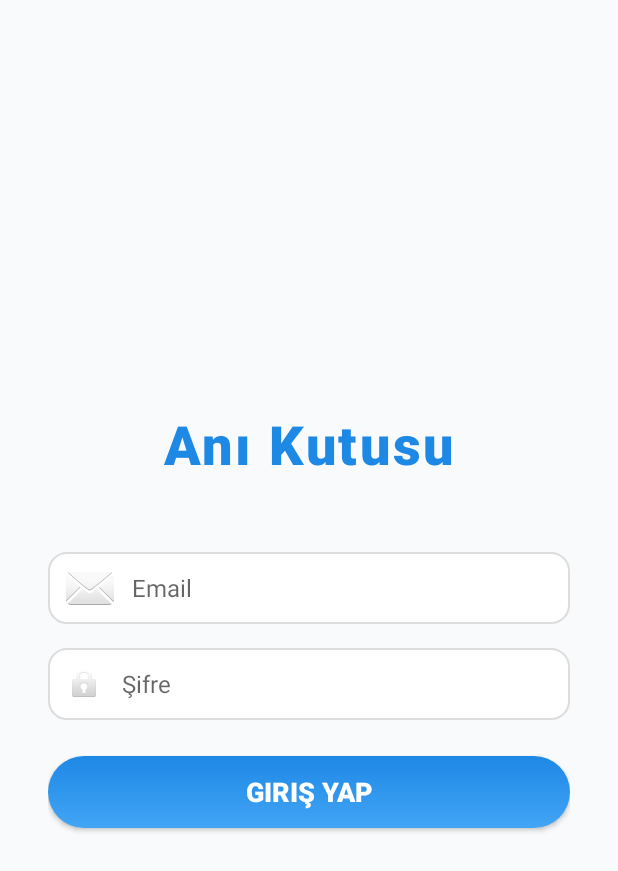
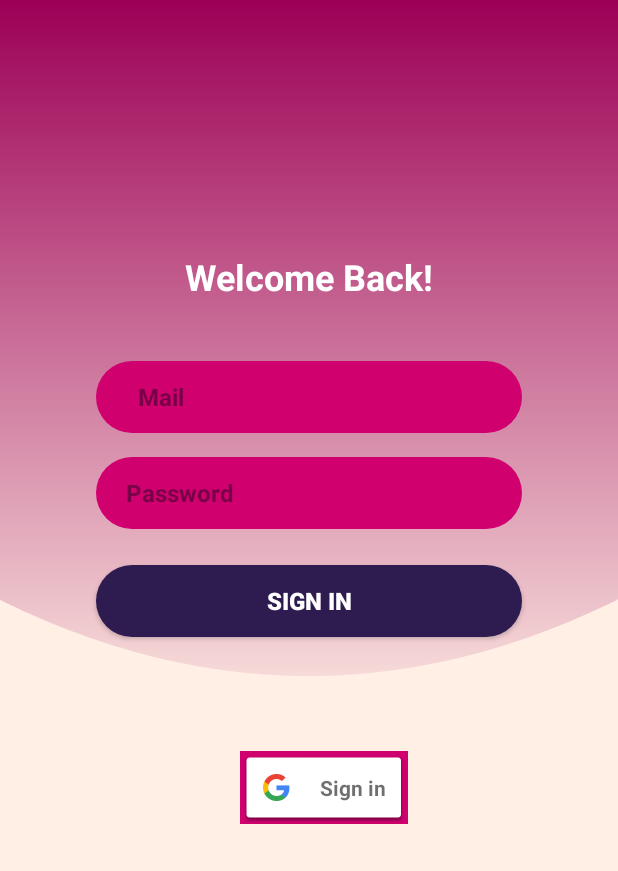
Before and after one commit to enessozgu/MemoryBox-Kotlin, an Android app built with Jetpack Compose: the screen it shows after launch (MainActivity), after a tap on "Hesabın var mı? Giriş yap", on a phone screen of 412 x 824 dp. Shown: the top 871 px of the screen. Run offline under Robolectric (Android 15) with nearby library versions, the phone set to English and light mode, and no system bars; our stand-ins replace Firebase (no records; nobody signed in at launch, a user with empty details on screens opened directly).

Commit message:
feat: Integrate Google Sign-In and update login UI
This commit introduces Google Sign-In functionality to the login process and revamps the UI of the login and registration screens.

Key changes:

**Google Sign-In:**
- Added `GoogleSignInButton` to `fragment_login.xml`.
- Implemented logic in `LoginFragment.kt` to handle Google Sign-In flow:
    - Initialized `GoogleSignInClient` with `GoogleSignInOptions`.
    - Launched Google Sign-In intent using `registerForActivityResult`.
    - Authenticated with Firebase using `GoogleAuthProvider` credentials upon successful Google Sign-In.
    - Navigated to `HomeMapFragment` on successful Firebase authentication.
    - Displayed Toast messages for success, failure, or cancellation of the Google Sign-In process.

**UI Updates:**
- **Login Screen (`fragment_login.xml`):**
    - Changed root layout to `ConstraintLayout`.
    - Added a background image (`vector_background.xml`).
    - Updated text and styling for the title, email, and password fields.
    - Applied new background drawables (`bg_input_field.xml`, `btn_signin_background.xml`) for input fields and the sign-in button.
    - Repositioned and restyled elements using `ConstraintLayout`.
- **Registration Screen (`fragment_register.xml`):**
    - Updated the background to use `vector_background.xml`.
- **Colors (`colors.xml`):**
    - Added a new color `res` (`#D0006F`).
- **Drawables:**
    - Added new drawable resources for UI elements: `vector_background.xml`, `bg_input_field.xml`, `btn_signin_background.xml`.
    - Added placeholder image files: `fassr.png`, `figma.png`, `loginscreen.png`, `saer.png`.

**Audio Playback Improvement:**
- In `MemoryAdapter.kt`:
    - Changed `mediaPlayer.prepare()` to `mediaPlayer.prepareAsync()` for smoother audio playback initiation.
    - Added `setOnPreparedListener` to start playback and show a toast when the media is ready.
    - Added `setOnCompletionListener` to release the `MediaPlayer` and reset state when audio finishes.
    - Added error handling with a try-catch block around media player setup and playback to show a toast message if playback fails.

```diff
--- a/app/src/main/java/com/example/anikutusu/LoginFragment.kt
+++ b/app/src/main/java/com/example/anikutusu/LoginFragment.kt
@@ -6,21 +6,47 @@ import android.view.LayoutInflater
 import android.view.View
 import android.view.ViewGroup
 import android.widget.Toast
+import androidx.activity.result.contract.ActivityResultContracts
 import androidx.navigation.fragment.findNavController
 
 import com.google.firebase.auth.FirebaseAuth
 
 import com.example.anikutusu.databinding.FragmentLoginBinding
+import com.google.android.gms.auth.api.signin.GoogleSignIn
+import com.google.android.gms.auth.api.signin.GoogleSignInClient
+import com.google.android.gms.auth.api.signin.GoogleSignInOptions
 import com.google.firebase.Firebase
+import com.google.firebase.auth.GoogleAuthProvider
 
 class LoginFragment : Fragment() {
 
     private lateinit var binding: FragmentLoginBinding
     private lateinit var auth: FirebaseAuth
+    private lateinit var googleSignInClient: GoogleSignInClient
 
     override fun onCreateView(inflater: LayoutInflater, container: ViewGroup?, savedInstanceState: Bundle?): View? {
         binding = FragmentLoginBinding.inflate(inflater, container, false)
         return binding.root
+
+        auth = FirebaseAuth.getInstance()
+
+        val gso = GoogleSignInOptions.Builder(GoogleSignInOptions.DEFAULT_SIGN_IN)
+            .requestIdToken(getString(R.string.default_web_client_id))
+            .requestEmail()
+            .build()
+
+        googleSignInClient = GoogleSignIn.getClient(requireActivity(), gso)
+
+
+
+        binding.googleSignInButton.setOnClickListener {
+            val signInIntent = googleSignInClient.signInIntent
+            googleSignInLauncher.launch(signInIntent)
+        }
+
+
+
+
     }
 
     override fun onViewCreated(view: View, savedInstanceState: Bundle?) {
@@ -48,4 +74,33 @@ class LoginFragment : Fragment() {
             }
         }
     }
+
+
+
+
+    private val googleSignInLauncher = registerForActivityResult(ActivityResultContracts.StartActivityForResult()) { result ->
+        val task = GoogleSignIn.getSignedInAccountFromIntent(result.data)
+        if (task.isSuccessful) {
+            val account = task.result
+            val credential = GoogleAuthProvider.getCredential(account.idToken, null)
+            auth.signInWithCredential(credential)
+                .addOnCompleteListener { signInTask ->
+                    if (signInTask.isSuccessful) {
+                        Toast.makeText(requireContext(), "Google ile giriş başarılı", Toast.LENGTH_SHORT).show()
+                        findNavController().navigate(R.id.action_registerFragment_to_homeMapFragment)
+                    } else {
+                        Toast.makeText(requireContext(), "Google ile giriş başarısız: ${signInTask.exception?.message}", Toast.LENGTH_LONG).show()
+                    }
+                }
+        } else {
+            Toast.makeText(requireContext(), "Google oturum açma iptal edildi", Toast.LENGTH_SHORT).show()
+        }
+    }
+
+
+
+
+
+
+
 }
--- a/app/src/main/java/com/example/anikutusu/adapter/MemoryAdapter.kt
+++ b/app/src/main/java/com/example/anikutusu/adapter/MemoryAdapter.kt
@@ -61,15 +61,28 @@ class MemoryAdapter(
             buttonStop.visibility = View.VISIBLE
 
             buttonPlay.setOnClickListener {
-                mediaPlayer?.release()
-                mediaPlayer = MediaPlayer().apply {
-                    setDataSource(memory.audioUrl)
-                    prepare()
-                    start()
+                try {
+                    mediaPlayer?.release()
+                    mediaPlayer = MediaPlayer().apply {
+                        setOnPreparedListener {
+                            it.start()
+                            Toast.makeText(holder.itemView.context, "Ses oynatılıyor", Toast.LENGTH_SHORT).show()
+                        }
+                        setOnCompletionListener {
+                            release()
+                            mediaPlayer = null
+                            currentlyPlayingPosition = null
+                            notifyItemChanged(holder.adapterPosition)
+                        }
+                        setDataSource(memory.audioUrl)
+                        prepareAsync()  // burada senkron prepare() yerine async kullan
+                    }
+                    currentlyPlayingPosition = holder.adapterPosition
+                } catch (e: Exception) {
+                    Toast.makeText(holder.itemView.context, "Ses oynatılamadı: ${e.message}", Toast.LENGTH_LONG).show()
                 }
-                currentlyPlayingPosition = holder.adapterPosition
-                Toast.makeText(holder.itemView.context, "Ses oynatılıyor", Toast.LENGTH_SHORT).show()
             }
+
 
             buttonStop.setOnClickListener {
                 if (currentlyPlayingPosition == holder.adapterPosition) {
--- /dev/null
+++ b/app/src/main/res/drawable/bg_input_field.xml
@@ -0,0 +1,5 @@
+<shape xmlns:android="http://schemas.android.com/apk/res/android"
+    android:shape="rectangle">
+    <solid android:color="#D0006F" />
+    <corners android:radius="999dp" />
+</shape>
--- /dev/null
+++ b/app/src/main/res/drawable/btn_signin_background.xml
@@ -0,0 +1,5 @@
+<shape xmlns:android="http://schemas.android.com/apk/res/android"
+    android:shape="rectangle">
+    <solid android:color="#2E1B4F" />
+    <corners android:radius="999dp" />
+</shape>
--- /dev/null
+++ b/app/src/main/res/drawable/vector_background.xml
@@ -0,0 +1,24 @@
+<vector xmlns:android="http://schemas.android.com/apk/res/android"
+    xmlns:aapt="http://schemas.android.com/aapt"
+    android:width="360dp"
+    android:height="640dp"
+    android:viewportWidth="360"
+    android:viewportHeight="640">
+  <path
+      android:pathData="M0,0h360v640h-360z">
+    <aapt:attr name="android:fillColor">
+      <gradient
+          android:startX="0"
+          android:startY="0"
+          android:endX="0"
+          android:endY="640"
+          android:type="linear">
+        <item android:offset="0" android:color="#FF9C0056"/>
+        <item android:offset="0.6" android:color="#FFFFEFE5"/>
+      </gradient>
+    </aapt:attr>
+  </path>
+  <path
+      android:pathData="M0,300Q180,400 360,300L360,640L0,640Z"
+      android:fillColor="#FFEFE5"/>
+</vector>
--- a/app/src/main/res/layout/fragment_login.xml
+++ b/app/src/main/res/layout/fragment_login.xml
@@ -1,62 +1,118 @@
-<LinearLayout
+<androidx.constraintlayout.widget.ConstraintLayout
     xmlns:android="http://schemas.android.com/apk/res/android"
-    android:orientation="vertical"
-    android:padding="32dp"
+    xmlns:app="http://schemas.android.com/apk/res-auto"
+    xmlns:tools="http://schemas.android.com/tools"
     android:layout_width="match_parent"
-    android:layout_height="match_parent"
-    android:background="#F9FAFB"
-    android:gravity="center_vertical">
+    android:layout_height="match_parent">
 
-    <!-- Başlık -->
+    <!-- Arka plan görseli -->
+
+    <!-- Username EditText -->
+
+    <!-- Password EditText -->
+
+    <!-- Giriş Yap Button -->
+
+    <ImageView
+        android:id="@+id/bgImage"
+        android:layout_width="0dp"
+        android:layout_height="0dp"
+        android:adjustViewBounds="true"
+        android:contentDescription="@null"
+        android:scaleType="centerCrop"
+        android:src="@drawable/vector_background"
+        app:layout_constraintBottom_toBottomOf="parent"
+        app:layout_constraintEnd_toEndOf="parent"
+        app:layout_constraintHorizontal_bias="0.0"
+        app:layout_constraintStart_toStartOf="parent"
+        app:layout_constraintTop_toTopOf="parent"
+        app:layout_constraintVertical_bias="1.0" />
+
     <TextView
-        android:id="@+id/appTitle"
+        android:id="@+id/titleText"
         android:layout_width="wrap_content"
         android:layout_height="wrap_content"
-        android:text="Anı Kutusu"
-        android:textSize="36sp"
+        android:layout_marginTop="168dp"
+        android:text="Welcome Back!"
+        android:textColor="#FFFFFF"
+        android:textSize="24sp"
         android:textStyle="bold"
-        android:textColor="#1E88E5"
-        android:fontFamily="sans-serif-medium"
-        android:layout_gravity="center_horizontal"
-        android:layout_marginBottom="48dp"
-        android:letterSpacing="0.05"/>
+        app:layout_constraintEnd_toEndOf="parent"
+        app:layout_constraintStart_toStartOf="parent"
+        app:layout_constraintTop_toTopOf="parent" />
 
     <EditText
         android:id="@+id/emailEditText"
-        android:hint="Email"
+        android:layout_width="0dp"
+        android:layout_height="48dp"
+        android:layout_marginStart="64dp"
+        android:layout_marginTop="40dp"
+        android:layout_marginEnd="64dp"
+        android:paddingStart="16dp"
+
+        android:background="@drawable/bg_input_field"
+        android:gravity="center_vertical"
+        android:hint="   Mail"
         android:inputType="textEmailAddress"
-        android:layout_width="match_parent"
-        android:layout_height="48dp"
-        android:background="@drawable/edittext_background"
-        android:padding="12dp"
-        android:layout_marginBottom="16dp"
-        android:textColor="#333333"
+        android:textColor="#3E002B"
+        android:textColorHint="#993E002B"
         android:textSize="16sp"
-        android:drawableStart="@android:drawable/ic_dialog_email"
-        android:drawablePadding="12dp" />
+        android:textStyle="bold"
+        app:layout_constraintEnd_toEndOf="parent"
+        app:layout_constraintHorizontal_bias="0.0"
+        app:layout_constraintStart_toStartOf="parent"
+        app:layout_constraintTop_toBottomOf="@+id/titleText" />
 
     <EditText
         android:id="@+id/passwordEditText"
-        android:hint="Şifre"
+        android:layout_width="0dp"
+        android:layout_height="48dp"
+        android:paddingStart="16dp"
+
+        android:layout_marginStart="64dp"
+        android:layout_marginTop="16dp"
+        android:layout_marginEnd="64dp"
+        android:background="@drawable/bg_input_field"
+        android:gravity="center_vertical"
+        android:hint=" Password"
         android:inputType="textPassword"
-        android:layout_width="match_parent"
-        android:layout_height="48dp"
-        android:background="@drawable/edittext_background"
-        android:padding="12dp"
-        android:layout_marginBottom="24dp"
-        android:textColor="#333333"
+        android:textColor="#3E002B"
+
+        android:textColorHint="#993E002B"
+
         android:textSize="16sp"
-        android:drawableStart="@android:drawable/ic_lock_idle_lock"
-        android:drawablePadding="12dp" />
+        android:textStyle="bold"
+        app:layout_constraintTop_toBottomOf="@+id/emailEditText"
+        app:layout_constraintStart_toStartOf="parent"
+        app:layout_constraintEnd_toEndOf="parent" />
+
 
     <Button
         android:id="@+id/loginButton"
-        android:text="Giriş Yap"
-        android:layout_width="match_parent"
+        android:layout_width="0dp"
         android:layout_height="48dp"
-        android:background="@drawable/button_rounded_gradient"
+        android:layout_marginStart="64dp"
+        android:layout_marginEnd="64dp"
+        android:layout_marginTop="24dp"
+        android:background="@drawable/btn_signin_background"
+        android:text="Sign In"
         android:textColor="#FFFFFF"
-        android:textSize="18sp"
-        android:textStyle="bold" />
+        android:textStyle="bold"
+        android:textSize="16sp"
+        android:gravity="center"
+        app:layout_constraintTop_toBottomOf="@+id/passwordEditText"
+        app:layout_constraintStart_toStartOf="parent"
+        app:layout_constraintEnd_toEndOf="parent" />
 
-</LinearLayout>
+    <com.google.android.gms.common.SignInButton
+        android:id="@+id/googleSignInButton"
+        android:layout_width="wrap_content"
+        android:layout_height="wrap_content"
+        android:layout_marginTop="76dp"
+        android:layout_marginEnd="140dp"
+        android:background="@color/res"
+        app:layout_constraintEnd_toEndOf="parent"
+        app:layout_constraintTop_toBottomOf="@+id/loginButton" />
+
+
+</androidx.constraintlayout.widget.ConstraintLayout>
--- a/app/src/main/res/layout/fragment_register.xml
+++ b/app/src/main/res/layout/fragment_register.xml
@@ -5,7 +5,7 @@
     android:layout_width="match_parent"
     android:layout_height="match_parent"
     xmlns:tools="http://schemas.android.com/tools"
-    android:background="#FAFBFF"
+    android:background="@drawable/vector_background"
     android:padding="24dp"
     tools:context=".RegisterFragment">
 
--- a/app/src/main/res/values/colors.xml
+++ b/app/src/main/res/values/colors.xml
@@ -6,6 +6,7 @@
     <color name="teal_200">#FF03DAC5</color>
     <color name="teal_700">#FF018786</color>
     <color name="black">#FF000000</color>
+    <color name="res">#D0006F</color>
     <color name="white">#FFFFFFFF</color>
     <color name="green">#20C627</color>
 </resources>
```
Also changed, not shown: app/src/main/res/drawable/fassr.png (added), app/src/main/res/drawable/figma.png (added), app/src/main/res/drawable/loginscreen.png (added), app/src/main/res/drawable/saer.png (added).
